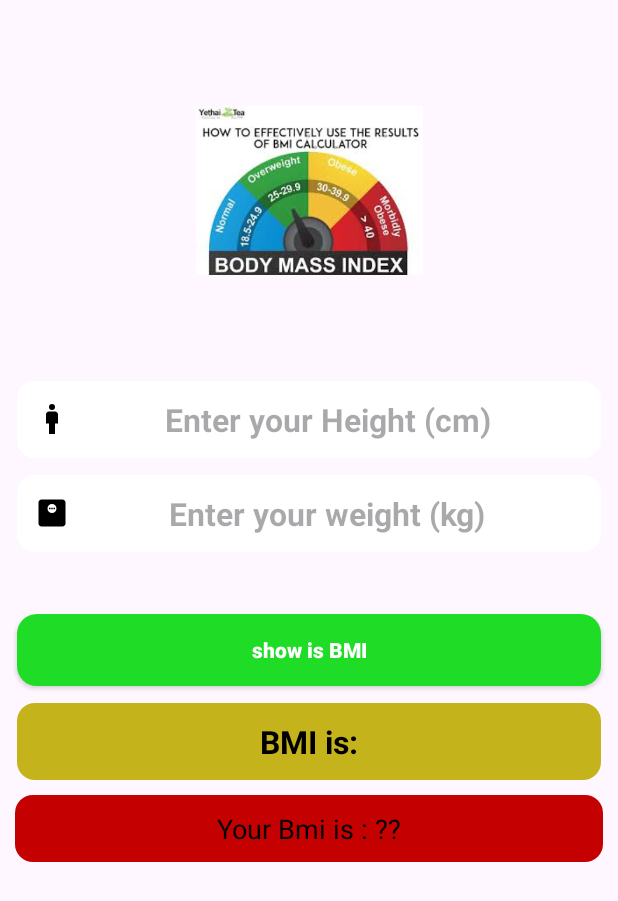
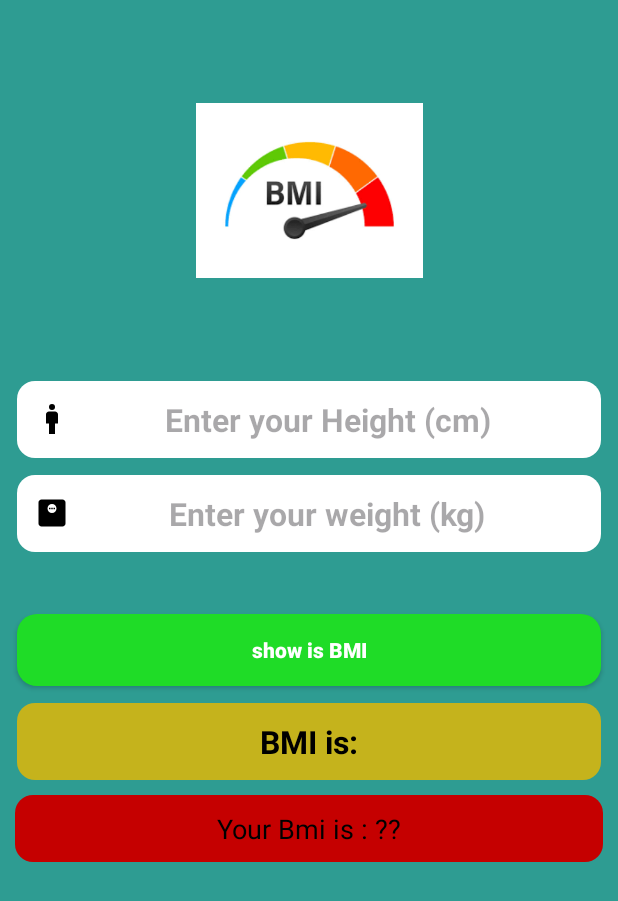
Before and after one commit to sourav3222/BMI-design, an Android app: the screen it shows after launch (MainActivity), on a phone screen of 412 x 824 dp. Shown: the top 901 px of the screen. Run offline under Robolectric (Android 15) with nearby library versions, the phone set to English and light mode, and no system bars.

Commit message:
BMI design 2

```diff
--- a/app/src/main/res/layout/activity_main.xml
+++ b/app/src/main/res/layout/activity_main.xml
@@ -4,6 +4,7 @@
     xmlns:tools="http://schemas.android.com/tools"
     android:id="@+id/main"
     android:layout_width="match_parent"
+    android:background="#2E9C92"
     android:layout_height="match_parent"
     tools:context=".MainActivity">
 
@@ -11,7 +12,7 @@
         android:id="@+id/imgIv"
         android:layout_width="151dp"
         android:layout_height="151dp"
-        android:src="@drawable/pic"
+        android:src="@drawable/imagess"
         app:layout_constraintTop_toTopOf="parent"
         app:layout_constraintEnd_toEndOf="parent"
         app:layout_constraintStart_toStartOf="parent"
--- a/app/src/main/res/mipmap-anydpi-v26/ic_launcher.xml
+++ b/app/src/main/res/mipmap-anydpi-v26/ic_launcher.xml
@@ -1,5 +1,5 @@
 <?xml version="1.0" encoding="utf-8"?>
 <adaptive-icon xmlns:android="http://schemas.android.com/apk/res/android">
     <background android:drawable="@drawable/ic_launcher_background"/>
-    <foreground android:drawable="@drawable/ic_launcher_foreground"/>
+    <foreground android:drawable="@mipmap/ic_launcher_foreground"/>
 </adaptive-icon>
--- a/app/src/main/res/mipmap-anydpi-v26/ic_launcher_round.xml
+++ b/app/src/main/res/mipmap-anydpi-v26/ic_launcher_round.xml
@@ -1,5 +1,5 @@
 <?xml version="1.0" encoding="utf-8"?>
 <adaptive-icon xmlns:android="http://schemas.android.com/apk/res/android">
     <background android:drawable="@drawable/ic_launcher_background"/>
-    <foreground android:drawable="@drawable/ic_launcher_foreground"/>
+    <foreground android:drawable="@mipmap/ic_launcher_foreground"/>
 </adaptive-icon>
```
Also changed, not shown: app/src/main/res/drawable/imagess.png (added), app/src/main/res/mipmap-hdpi/ic_launcher.webp, app/src/main/res/mipmap-hdpi/ic_launcher_round.webp, app/src/main/res/mipmap-mdpi/ic_launcher.webp, app/src/main/res/mipmap-mdpi/ic_launcher_round.webp, app/src/main/res/mipmap-xhdpi/ic_launcher.webp, app/src/main/res/mipmap-xhdpi/ic_launcher_round.webp, app/src/main/res/mipmap-xxhdpi/ic_launcher.webp, app/src/main/res/mipmap-xxhdpi/ic_launcher_round.webp, app/src/main/res/mipmap-xxxhdpi/ic_launcher.webp, app/src/main/res/mipmap-xxxhdpi/ic_launcher_round.webp.
